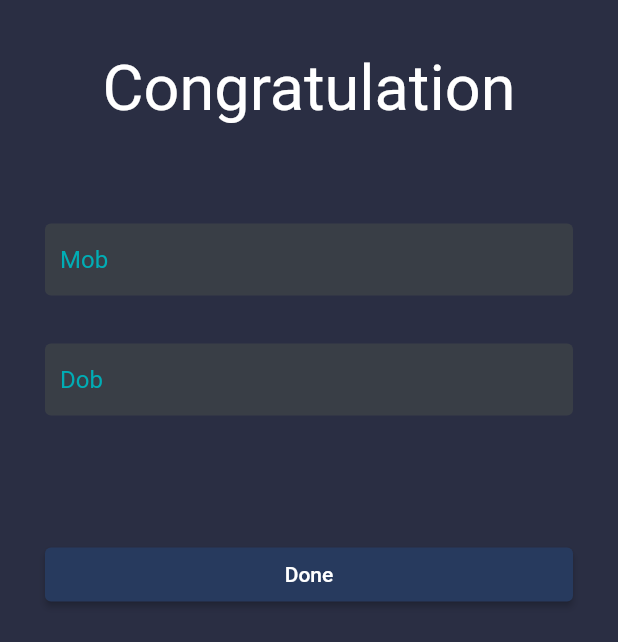
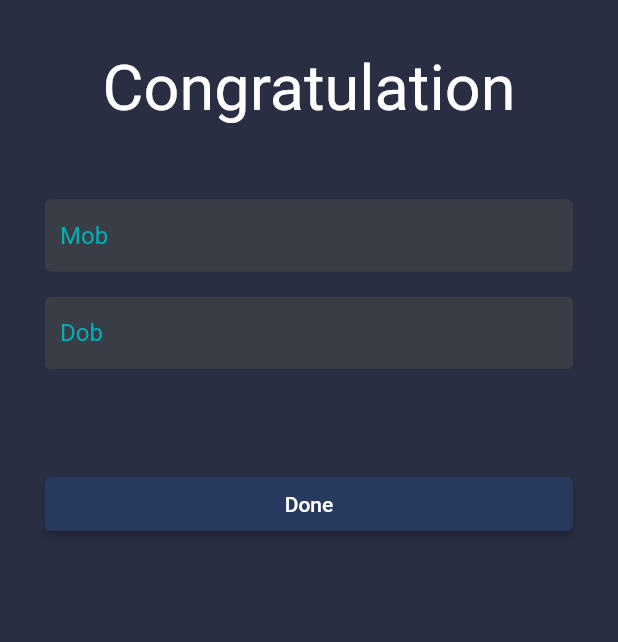
Before and after one commit to 4nkitpatel/tooth, a Flutter app: the SignUpPage screen opened by its route, after a tap on "NEXT", on a phone screen of 412 x 824 dp. Shown: the top 642 px of the screen. Run offline on Flutter 3.47's test engine with Material 2 defaults, Android fonts, the phone set to English and light mode, and no system bars; our stand-ins replace auto_size_text, flutter_svg, toggle_switch, velocity_x.

Commit message:
added reusable widgets

```diff
--- a/lib/colors.dart
+++ b/lib/colors.dart
@@ -1,6 +1,9 @@
 import 'package:flutter/material.dart';
 
 class Coolors {
+  static Color bgColor = Color(0xff2A2E43);
+  static Color primaryBtn = Color(0xff51AADF);
+  static Color secondaryBtn = Color(0xff273A5E);
   static Color purplish = Color(0xff4e3d77);
   static Color orangish = Color(0xffffac00);
   static Color greyish = Color(0xff656566);
--- a/lib/screens/Welcome/welcome.dart
+++ b/lib/screens/Welcome/welcome.dart
@@ -1,4 +1,5 @@
 import 'package:flutter/material.dart';
+import 'package:tooth/widgets/widgets.dart';
 import 'package:velocity_x/velocity_x.dart';
 import 'package:auto_size_text/auto_size_text.dart';
 
@@ -37,24 +38,13 @@ class WelcomePage extends StatelessWidget {
                   height: 50,
                 ),
                 "Welcome to the Tooth".text.color(Colors.white).make(),
-                ElevatedButton(
-                  onPressed: () {},
-                  child: "SIGN IN".text.make(),
-                  style: ButtonStyle(
-                    backgroundColor:
-                        MaterialStateProperty.all(Color(0xff51AADF)),
-                  ),
-                ).wFull(context),
-                ElevatedButton(
-                  onPressed: () {
-                    Navigator.pushNamed(context, "/signup");
-                  },
-                  child: "SIGN UP".text.make(),
-                  style: ButtonStyle(
-                    backgroundColor:
-                        MaterialStateProperty.all(Color(0xff273A5E)),
-                  ),
-                ).wFull(context)
+                Wgt.getPrimaryBtn(text: "SIGN IN", context: context, cb: () {}),
+                Wgt.getSecondaryBtn(
+                    text: "SIGN UP",
+                    context: context,
+                    cb: () {
+                      Navigator.pushNamed(context, "/signup");
+                    })
               ],
             ),
           ),
--- a/lib/signup/last_page.dart
+++ b/lib/signup/last_page.dart
@@ -1,5 +1,6 @@
 import 'package:flutter/material.dart';
 import 'package:flutter/cupertino.dart';
+import 'package:tooth/widgets/widgets.dart';
 import 'package:velocity_x/velocity_x.dart';
 
 class LastPage extends StatelessWidget {
@@ -16,44 +17,19 @@ class LastPage extends StatelessWidget {
                 20.heightBox,
                 "Congratulation".text.xl5.color(Colors.white).make().centered(),
                 50.heightBox,
-                TextFormField(
-                  style: TextStyle(color: Color(0xff00ADB5)),
-                  decoration: InputDecoration(
-                    hintText: "Mob",
-                    hintStyle: TextStyle(color: Color(0xff00ADB5)),
-                    border: OutlineInputBorder(
-                      borderSide: BorderSide.none,
-                    ),
-                    filled: true,
-                    focusColor: Color(0xff393E46),
-                    hoverColor: Color(0xff393E46),
-                    contentPadding: EdgeInsets.all(10),
-                    fillColor: Color(0xff393E46),
-                  ),
-                ).p16(),
-                TextFormField(
-                  style: TextStyle(color: Color(0xff00ADB5)),
-                  decoration: InputDecoration(
-                    hintText: "Dob",
-                    hintStyle: TextStyle(color: Color(0xff00ADB5)),
-                    border: OutlineInputBorder(
-                      borderSide: BorderSide.none,
-                    ),
-                    filled: true,
-                    contentPadding: EdgeInsets.all(10),
-                    fillColor: Color(0xff393E46),
-                  ),
-                ).p16(),
+                Wgt.getTFF(text: "Mob"),
+                17.heightBox,
+                Wgt.getTFF(text: "Dob"),
                 50.heightBox,
                 // Spacer(),
-                ElevatedButton(
-                  onPressed: () {},
-                  child: "Done".text.make(),
-                  style: ButtonStyle(
-                    backgroundColor:
-                        MaterialStateProperty.all(Color(0xff273A5E)),
+                Padding(
+                  padding: EdgeInsets.all(16),
+                  child: Wgt.getSecondaryBtn(
+                    text: "Done",
+                    context: context,
+                    cb: () {},
                   ),
-                ).wFull(context).p16(),
+                ),
               ],
             ),
           ),
--- a/lib/signup/signup_page.dart
+++ b/lib/signup/signup_page.dart
@@ -1,6 +1,7 @@
 import 'package:flutter/material.dart';
 import 'package:flutter/cupertino.dart';
 import 'package:tooth/signup/last_page.dart';
+import 'package:tooth/widgets/widgets.dart';
 import 'package:velocity_x/velocity_x.dart';
 
 class SignUpPage extends StatelessWidget {
@@ -12,6 +13,9 @@ class SignUpPage extends StatelessWidget {
           child: Container(
             padding: EdgeInsets.all(14),
             child: SingleChildScrollView(
+              child: ConstrainedBox(
+                constraints: BoxConstraints(
+                    maxHeight: MediaQuery.of(context).size.height),
                 child: Column(
                   children: [
                     "You Are \n1/2 Away"
@@ -20,68 +24,32 @@ class SignUpPage extends StatelessWidget {
                         .color(Colors.white)
                         .make()
                         .centered(),
-                20.heightBox,
-                TextFormField(
-                  style: TextStyle(color: Color(0xff00ADB5)),
-                  decoration: InputDecoration(
-                    hintText: "Email",
-                    hintStyle: TextStyle(color: Color(0xff00ADB5)),
-                    border: OutlineInputBorder(
-                      borderSide: BorderSide.none,
+                    25.heightBox,
+                    Wgt.getTFF(text: "Email"),
+                    17.heightBox,
+                    Wgt.getTFF(text: "WhatsApp"),
+                    17.heightBox,
+                    Wgt.getTFF(text: "DR"),
+                    // 10.heightBox,
+                    Spacer(),
+                    Padding(
+                      padding: EdgeInsets.all(16),
+                      child: Wgt.getSecondaryBtn(
+                        text: "NEXT",
+                        context: context,
+                        cb: () {
+                          Navigator.push(
+                              context,
+                              MaterialPageRoute(
+                                  builder: (context) => LastPage()));
+                        },
                       ),
-                    filled: true,
-                    focusColor: Color(0xff393E46),
-                    hoverColor: Color(0xff393E46),
-                    contentPadding: EdgeInsets.all(10),
-                    fillColor: Color(0xff393E46),
                     ),
-                ).p16(),
-                10.heightBox,
-                TextFormField(
-                  style: TextStyle(color: Color(0xff00ADB5)),
-                  decoration: InputDecoration(
-                    hintText: "WhatsApp",
-                    hintStyle: TextStyle(color: Color(0xff00ADB5)),
-                    border: OutlineInputBorder(
-                      borderSide: BorderSide.none,
-                    ),
-                    filled: true,
-                    contentPadding: EdgeInsets.all(10),
-                    fillColor: Color(0xff393E46),
-                  ),
-                ).p16(),
-                10.heightBox,
-                TextFormField(
-                  style: TextStyle(color: Color(0xff00ADB5)),
-                  decoration: InputDecoration(
-                    hintText: "DR",
-                    hintStyle: TextStyle(color: Color(0xff00ADB5)),
-                    border: OutlineInputBorder(
-                      borderSide: BorderSide.none,
-                    ),
-                    filled: true,
-                    contentPadding: EdgeInsets.all(10),
-                    fillColor: Color(0xff393E46),
-                  ),
-                ).p16(),
-                // 10.heightBox,
-                // Spacer(),
-                ElevatedButton(
-                  onPressed: () {
-                    Navigator.push(context,
-                        MaterialPageRoute(builder: (context) => LastPage()));
-                  },
-                  child: "NEXT".text.make(),
-                  style: ButtonStyle(
-                    backgroundColor:
-                        MaterialStateProperty.all(Color(0xff273A5E)),
-                  ),
-                ).wFull(context).p16(),
                   ],
                 ),
               ),
             ),
           ),
-    );
+        ));
   }
 }
--- a/lib/widgets/widgets.dart
+++ b/lib/widgets/widgets.dart
@@ -44,6 +44,44 @@ class Wgt {
       ),
       icon: Icon(icn),
     ).centered();
+  }
+
+  static getPrimaryBtn({String text, BuildContext context, cb}) {
+    return ElevatedButton(
+      onPressed: cb,
+      child: text.text.make(),
+      style: ButtonStyle(
+        backgroundColor: MaterialStateProperty.all(Coolors.primaryBtn),
+      ),
+    ).wFull(context);
+  }
+
+  static getSecondaryBtn({String text, BuildContext context, cb}) {
+    return ElevatedButton(
+      onPressed: cb,
+      child: text.text.make(),
+      style: ButtonStyle(
+        backgroundColor: MaterialStateProperty.all(Coolors.secondaryBtn),
+      ),
+    ).wFull(context);
+  }
+
+  static getTFF({String text}) {
+    return TextFormField(
+      style: TextStyle(color: Color(0xff00ADB5)),
+      decoration: InputDecoration(
+        hintText: text,
+        hintStyle: TextStyle(color: Color(0xff00ADB5)),
+        border: OutlineInputBorder(
+          borderSide: BorderSide.none,
+        ),
+        filled: true,
+        focusColor: Color(0xff393E46),
+        hoverColor: Color(0xff393E46),
+        contentPadding: EdgeInsets.all(10),
+        fillColor: Color(0xff393E46),
+      ),
+    ).pOnly(left: 16, right: 16);
   }
 
   static getImg(String path, double height, double width) {
```
Lines whose indentation alone changed are shown as unchanged.
